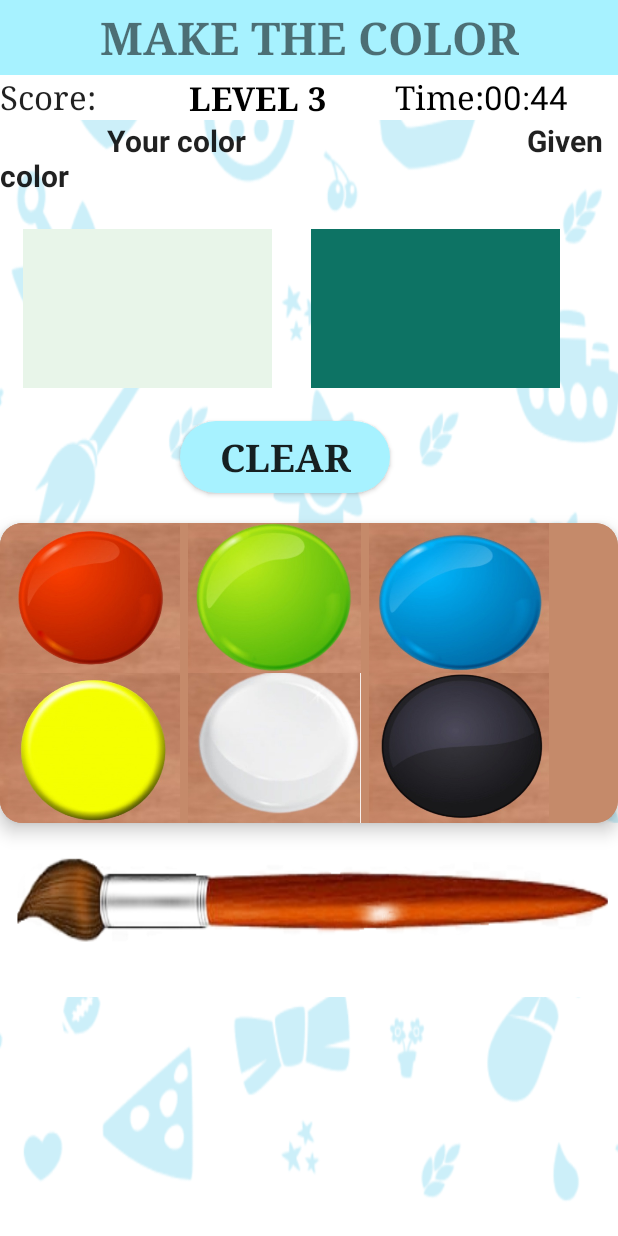
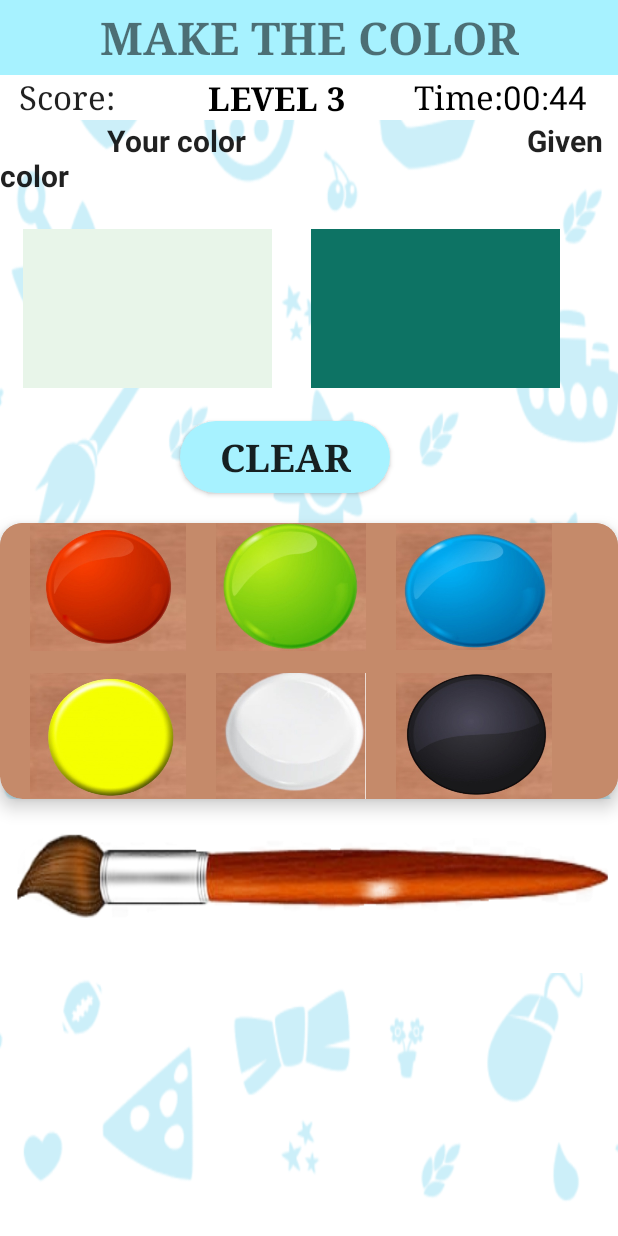
Before and after one commit to etimathur/AiDD, an Android app: the MakeColor screen opened directly, with no data from a screen before it, on a phone screen of 412 x 824 dp. Run offline under Robolectric (Android 15) with nearby library versions, the phone set to English and light mode, and no system bars; libraries missing offline, so code that uses them is left out: org.tensorflow.lite; 1 statement that could not run was skipped.

```diff
--- a/Video-master/app/src/main/res/layout/activity_colour_match.xml
+++ b/Video-master/app/src/main/res/layout/activity_colour_match.xml
@@ -33,10 +33,10 @@
 
         <TextView
             android:id="@+id/txt"
-            android:layout_width="70dp"
+            android:layout_width="90dp"
             android:layout_height="30dp"
             android:fontFamily="serif"
-            android:text="Score:"
+            android:text=" Score:"
             android:textAppearance="@style/TextAppearance.AppCompat.Large"
             android:textSize="22sp" />
 
--- a/Video-master/app/src/main/res/layout/activity_make_color.xml
+++ b/Video-master/app/src/main/res/layout/activity_make_color.xml
@@ -20,10 +20,11 @@
     <TableRow
 
         android:id="@+id/table"
-        android:layout_width="match_parent"
+        android:layout_width="386dp"
         android:layout_height="wrap_content"
         android:layout_below="@id/text"
-        android:layout_gravity="center_horizontal"
+        android:layout_centerHorizontal="true"
+        android:layout_marginTop="0dp"
         android:background="#FFFFFF">
 
         <TextView
@@ -48,10 +49,10 @@
             android:id="@+id/level"
             android:layout_width="103dp"
             android:layout_height="match_parent"
+            android:layout_gravity="center"
+            android:layout_marginLeft="10dp"
             android:fontFamily="serif"
             android:gravity="center"
-            android:layout_marginLeft="10dp"
-            android:layout_gravity="center"
             android:text="LEVEL 3"
             android:textColor="@android:color/black"
             android:textSize="22sp"
@@ -148,23 +149,24 @@
 
             <Button
                 android:id="@+id/redb"
-                android:layout_width="120dp"
-                android:layout_height="100dp"
+                android:layout_width="104dp"
+                android:layout_height="85dp"
+                android:layout_marginLeft="20dp"
                 android:background="@drawable/redb" />
 
             <Button
                 android:id="@+id/greenb"
-                android:layout_width="115dp"
-                android:layout_height="100dp"
-                android:layout_marginLeft="5dp"
+                android:layout_width="100dp"
+                android:layout_height="85dp"
+                android:layout_marginLeft="20dp"
                 android:background="@drawable/greenb" />
 
 
             <Button
                 android:id="@+id/blueb"
-                android:layout_width="120dp"
-                android:layout_height="100dp"
-                android:layout_marginLeft="5dp"
+                android:layout_width="104dp"
+                android:layout_height="84dp"
+                android:layout_marginLeft="20dp"
                 android:background="@drawable/blueb" />
         </GridLayout>
 
@@ -172,26 +174,27 @@
             android:layout_width="match_parent"
             android:layout_height="wrap_content"
             android:layout_marginTop="100dp"
+            android:layout_marginLeft="20dp"
             android:background="#c58a6a">
 
             <Button
                 android:id="@+id/yellowb"
-                android:layout_width="120dp"
-                android:layout_height="100dp"
+                android:layout_width="104dp"
+                android:layout_height="83dp"
                 android:background="@drawable/yellowb" />
 
             <Button
                 android:id="@+id/whiteb"
-                android:layout_width="115dp"
-                android:layout_height="100dp"
-                android:layout_marginLeft="5dp"
+                android:layout_width="100dp"
+                android:layout_height="84dp"
+                android:layout_marginLeft="20dp"
                 android:background="@drawable/whiteb" />
 
             <Button
                 android:id="@+id/blackb"
-                android:layout_width="120dp"
-                android:layout_height="100dp"
-                android:layout_marginLeft="5dp"
+                android:layout_width="104dp"
+                android:layout_height="84dp"
+                android:layout_marginLeft="20dp"
                 android:background="@drawable/blackb" />
         </GridLayout>
 
```
Also changed, not shown: Video-master/app/src/main/AndroidManifest.xml (+9 -10 lines), Video-master/app/src/main/java/te/project/aidd/ColourMatch.java (+15 -4 lines), Video-master/app/src/main/java/te/project/aidd/DatabaseHelper.java (+54 -6 lines), Video-master/app/src/main/java/te/project/aidd/FindMatchProgress.java (added, +59 -0 lines), Video-master/app/src/main/java/te/project/aidd/FindTheMatch.java (+43 -3 lines), Video-master/app/src/main/java/te/project/aidd/MakeColor.java (+5 -3 lines), Video-master/app/src/main/java/te/project/aidd/ui/progress/ProgressFragment.java (+5 -5 lines), Video-master/app/src/main/res/layout/activity_find_match_progress.xml (added, +42 -0 lines), Video-master/app/src/main/res/layout/fragment_progress.xml (+29 -11 lines), Video-master/app/src/main/res/drawable/bar.PNG (added), 2 other files.
